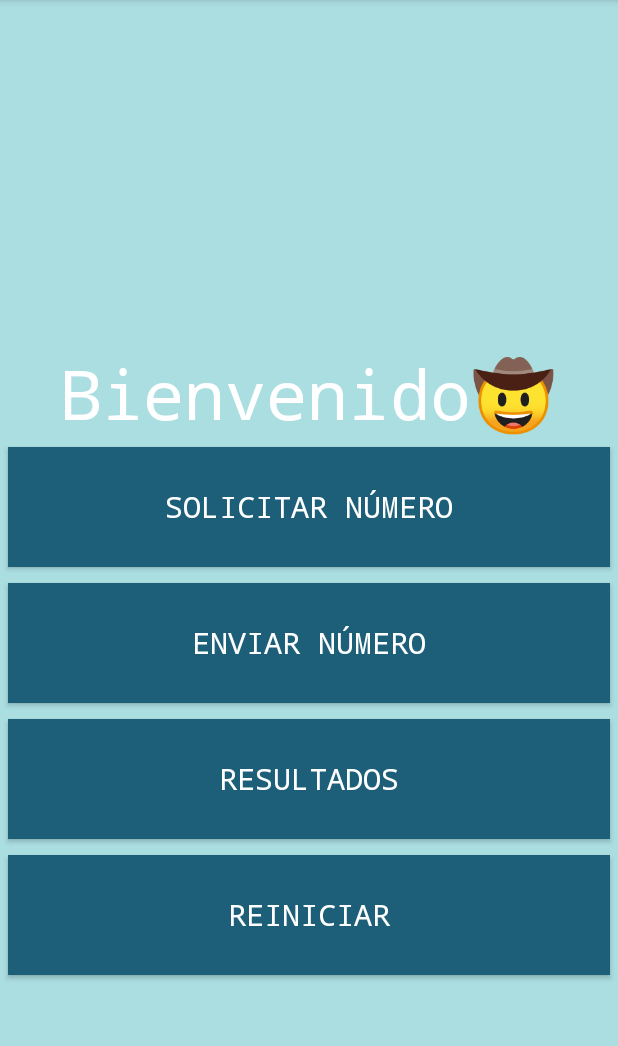
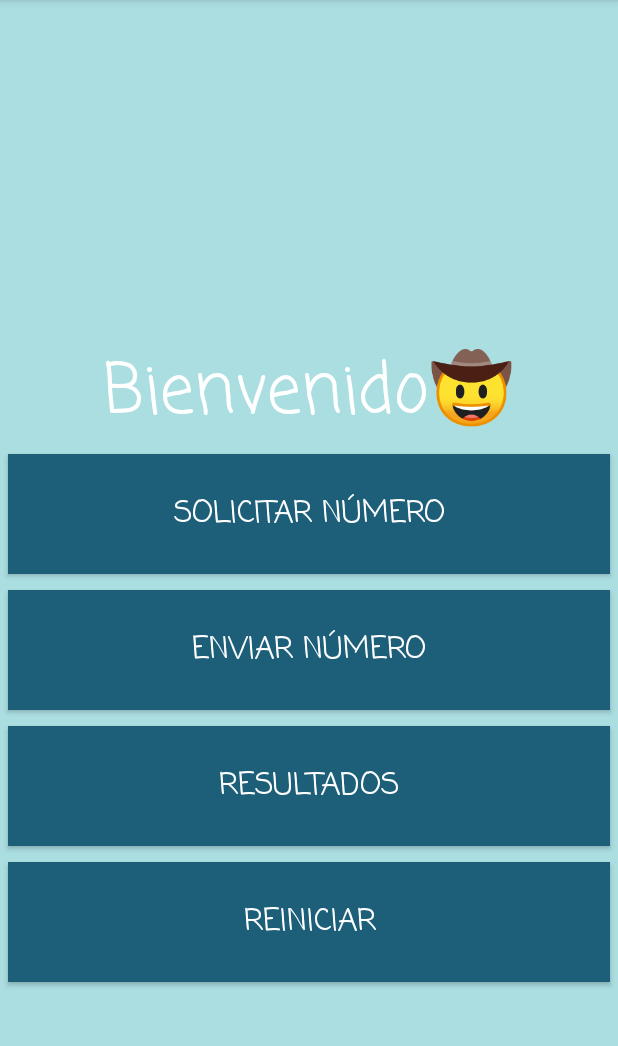
Before and after one commit to ArianaEsquivel/Juego21, an Android app: the screen it shows after launch (MainActivity), on a phone screen of 412 x 824 dp, the part 84-1130 px from its top. Run offline under Robolectric (Android 15) with nearby library versions, the phone set to English and light mode, and no system bars; our stand-ins replace Volley.

Commit message:
Corregí los numero

```diff
--- a/app/src/main/java/com/example/juego21/MainActivity.java
+++ b/app/src/main/java/com/example/juego21/MainActivity.java
@@ -52,6 +52,7 @@ public class MainActivity extends AppCompatActivity {
     private int total;
     private boolean enviado = false;
     private Intent resultados;
+    private AdapterCartas adapterCartas;
     @Override
     protected void onCreate(Bundle savedInstanceState) {
         super.onCreate(savedInstanceState);
@@ -64,6 +65,7 @@ public class MainActivity extends AppCompatActivity {
         cartero = VolleySingleton.getInstance(getApplicationContext()).getRequestQueue();
         num = findViewById(R.id.puntuacion);
         resultados = new Intent(this, Resultados.class);
+        adapterCartas = new AdapterCartas(lista);
     }
 
 
@@ -128,7 +130,6 @@ public class MainActivity extends AppCompatActivity {
                     ncarta.setImageDrawable(getDrawable(img));
                     num.setText(String.valueOf(total));
                     lista.add(ncarta);
-                    AdapterCartas adapterCartas = new AdapterCartas(lista);
                     RvListaCartas.setAdapter(adapterCartas);
 
                     if (total > 21){
@@ -198,7 +199,6 @@ public class MainActivity extends AppCompatActivity {
         lista.clear();
         total = 0;
         num.setText("Bienvenido🤠");
-        AdapterCartas adapterCartas = new AdapterCartas(lista);
         RvListaCartas.setAdapter(adapterCartas);
         enviado = false;
     }
--- a/app/src/main/java/com/example/juego21/Resultados.java
+++ b/app/src/main/java/com/example/juego21/Resultados.java
@@ -24,7 +24,6 @@ import java.util.List;
 
 public class Resultados extends AppCompatActivity {
     private RecyclerView RvListaResultados;
-    private List<ListResultados> Resultados;
     private RequestQueue cartero;
 
     @Override
@@ -55,6 +54,7 @@ public class Resultados extends AppCompatActivity {
                     AdapterResultados mAdapter = new AdapterResultados(resultados);
                     RvListaResultados.setAdapter(mAdapter);
 
+
                 } catch (JSONException e) {
                     e.printStackTrace();
                 }
--- a/app/src/main/res/layout/activity_main.xml
+++ b/app/src/main/res/layout/activity_main.xml
@@ -17,7 +17,7 @@
         android:layout_width="wrap_content"
         android:layout_height="wrap_content"
         android:background="#ABDEE1"
-        android:fontFamily="monospace"
+        android:fontFamily="casual"
         android:textColor="#FFF"
         android:textSize="45dp"
         android:text="Bienvenido🤠"
@@ -29,7 +29,7 @@
         android:layout_height="80dp"
         android:text="SOLICITAR NÚMERO"
         android:textColor="#FFF"
-        android:fontFamily="monospace"
+        android:fontFamily="casual"
         android:textSize="20dp"
         android:onClick="snumero"
         android:id="@+id/snumero"
@@ -42,7 +42,7 @@
         android:layout_height="80dp"
         android:text="ENVIAR NÚMERO"
         android:textColor="#FFF"
-        android:fontFamily="monospace"
+        android:fontFamily="casual"
         android:textSize="20dp"
         android:onClick="enumero"
         android:id="@+id/enumero"
@@ -55,7 +55,7 @@
         android:layout_height="80dp"
         android:text="RESULTADOS"
         android:textColor="#FFF"
-        android:fontFamily="monospace"
+        android:fontFamily="casual"
         android:textSize="20dp"
         android:onClick="resultados"
         android:id="@+id/resultados"
@@ -68,7 +68,7 @@
         android:layout_height="80dp"
         android:text="REINICIAR"
         android:textColor="#FFF"
-        android:fontFamily="monospace"
+        android:fontFamily="casual"
         android:textSize="20dp"
         android:onClick="restaurar"
         android:id="@+id/restaurar"
--- a/app/src/main/res/layout/lista_resultados.xml
+++ b/app/src/main/res/layout/lista_resultados.xml
@@ -13,7 +13,7 @@
             android:layout_width="match_parent"
             android:layout_height="match_parent"
             android:textSize="20sp"
-            android:fontFamily="monospace"
+            android:fontFamily="casual"
             android:textAlignment="center"
             android:textColor="#000"
             android:padding="2dp"
@@ -25,9 +25,9 @@
             android:layout_width="match_parent"
             android:layout_height="match_parent"
             android:textSize="20sp"
-            android:fontFamily="monospace"
+            android:fontFamily="casual"
             android:textAlignment="center"
-            android:textColor="#000"
+            android:textColor="#000000"
             android:padding="2dp"
             android:text="num"
             android:layout_weight="1"
```
Also changed, not shown: app/src/main/res/layout/activity_resultados.xml (+11 -10 lines), 25 other files.
